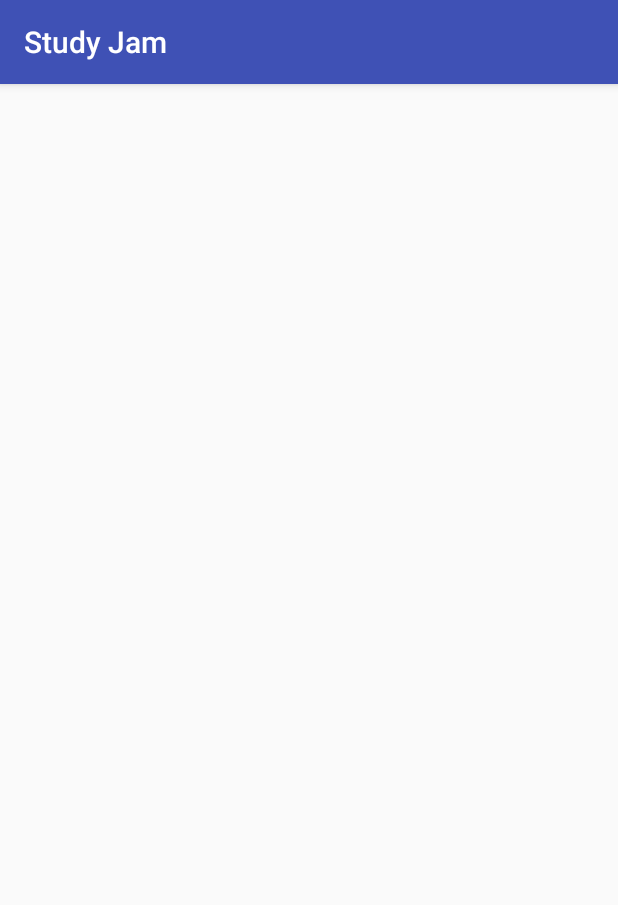
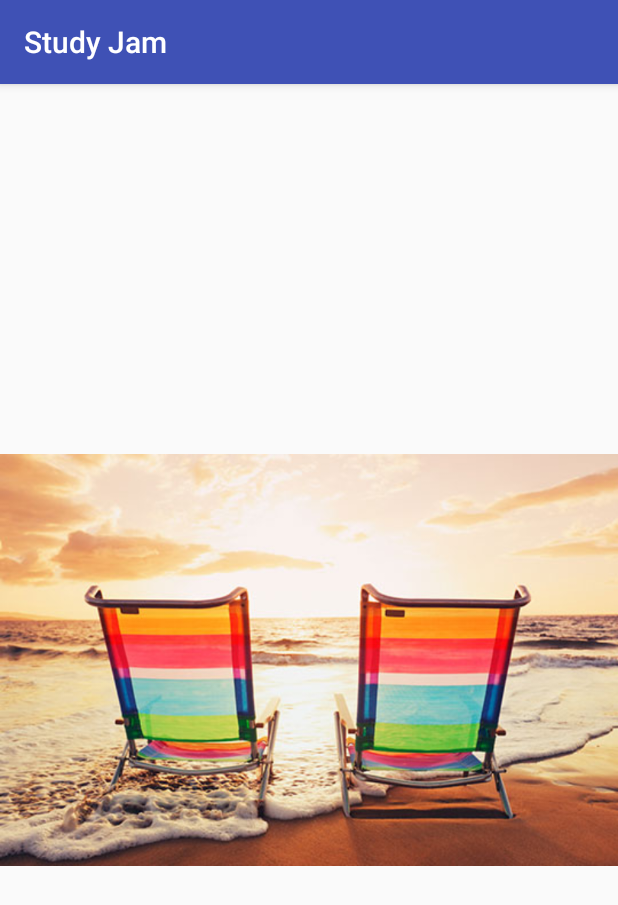
Before and after one commit to passsy/gdg-dus-study-jam, an Android app: the SecondActivity screen opened directly, with no data from a screen before it, on a phone screen of 412 x 824 dp. Shown: the top 905 px of the screen. Run offline under Robolectric (Android 15) with nearby library versions, the phone set to English and light mode, and no system bars; our stand-ins replace Picasso; pictures from the network do not load; 1 statement that could not run was skipped.

Commit message:
Load image

```diff
--- a/app/build.gradle
+++ b/app/build.gradle
@@ -23,4 +23,6 @@ dependencies {
     compile fileTree(dir: 'libs', include: ['*.jar'])
     testCompile 'junit:junit:4.12'
     compile 'com.android.support:appcompat-v7:23.3.0'
+    compile 'com.squareup.picasso:picasso:2.5.2'
+    compile 'com.squareup.okhttp3:okhttp:3.2.0'
 }
--- a/app/src/main/AndroidManifest.xml
+++ b/app/src/main/AndroidManifest.xml
@@ -1,6 +1,8 @@
 <?xml version="1.0" encoding="utf-8"?>
 <manifest package="com.google.gdgdus.studyjam"
     xmlns:android="http://schemas.android.com/apk/res/android">
+
+    <uses-permission android:name="android.permission.INTERNET"/>
 
     <application
         android:allowBackup="true"
--- a/app/src/main/java/com/google/gdgdus/studyjam/MainActivity.java
+++ b/app/src/main/java/com/google/gdgdus/studyjam/MainActivity.java
@@ -49,10 +49,7 @@ public class MainActivity extends AppCompatActivity {
             @Override
             public void onClick(final View v) {
                 final Intent intent = new Intent(MainActivity.this, SecondActivity.class);
-                intent.putExtra("textKey", "Hello GDG!");
-
-                final Intent browserIntent =
-                        new Intent(Intent.ACTION_VIEW, Uri.parse("http://google.com"));
+                intent.putExtra("imageUrl", "https://pbs.twimg.com/media/CgJ7DhNWsAAGJyy.jpg");
 
                 try {
                     startActivity(intent);
--- a/app/src/main/java/com/google/gdgdus/studyjam/SecondActivity.java
+++ b/app/src/main/java/com/google/gdgdus/studyjam/SecondActivity.java
@@ -1,8 +1,13 @@
 package com.google.gdgdus.studyjam;
 
+import com.squareup.picasso.Picasso;
+
+import android.net.Uri;
 import android.support.v7.app.AppCompatActivity;
 import android.os.Bundle;
+import android.util.Log;
 import android.view.View;
+import android.widget.ImageView;
 import android.widget.TextView;
 
 public class SecondActivity extends AppCompatActivity {
@@ -12,9 +17,15 @@ public class SecondActivity extends AppCompatActivity {
         super.onCreate(savedInstanceState);
         setContentView(R.layout.activity_second);
 
-        final String extra = getIntent().getStringExtra("textKey");
+        // https://pbs.twimg.com/media/CgJ7DhNWsAAGJyy.jpg
+        final String url = getIntent().getStringExtra("imageUrl");
 
-        final TextView text = (TextView) findViewById(R.id.value);
-        text.setText(extra);
+        Log.v("picture", "url = " + url);
+
+        final ImageView image = (ImageView) findViewById(R.id.image);
+
+        Picasso.with(this)
+                .load(Uri.parse(url))
+                .into(image);
     }
 }
--- a/app/src/main/res/layout/activity_second.xml
+++ b/app/src/main/res/layout/activity_second.xml
@@ -3,16 +3,13 @@
     xmlns:tools="http://schemas.android.com/tools"
     android:layout_width="match_parent"
     android:layout_height="match_parent"
-    android:paddingBottom="@dimen/activity_vertical_margin"
-    android:paddingLeft="@dimen/activity_horizontal_margin"
-    android:paddingRight="@dimen/activity_horizontal_margin"
-    android:paddingTop="@dimen/activity_vertical_margin"
     tools:context="com.google.gdgdus.studyjam.SecondActivity">
 
 
-    <TextView
-        android:id="@+id/value"
-        android:layout_width="wrap_content"
-        android:layout_height="wrap_content" />
-
+    <ImageView
+        android:id="@+id/image"
+        android:src="@drawable/holiday"
+        android:layout_width="match_parent"
+        android:layout_height="match_parent"
+        android:scaleType="fitCenter" />
 </RelativeLayout>
```
